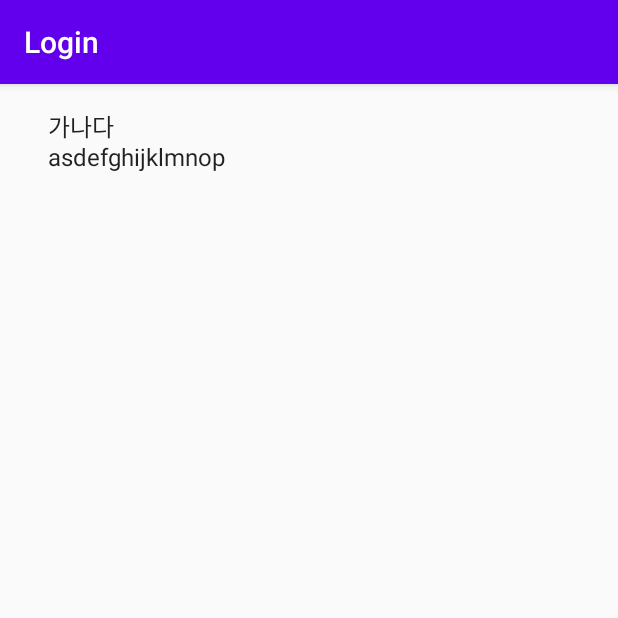
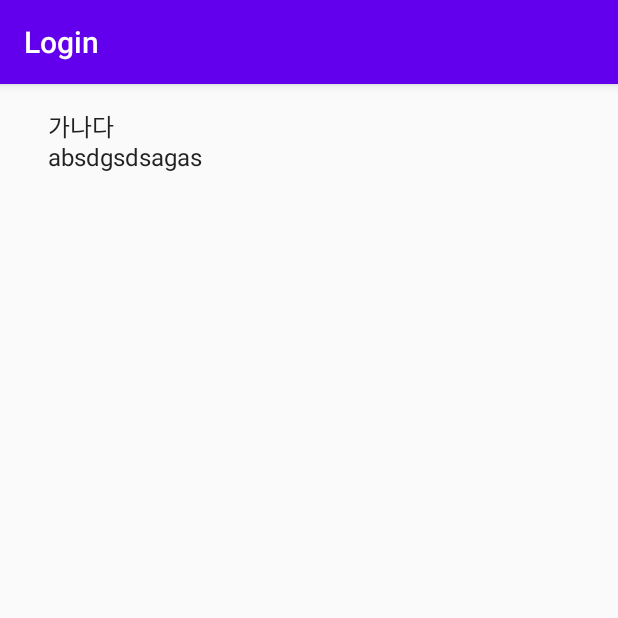
Before and after one commit to withseungryu/BoardApp, an Android app: the BoardActivity screen opened directly, with no data from a screen before it, on a phone screen of 412 x 824 dp, the top half of it. Run offline under Robolectric (Android 15) with nearby library versions, the phone set to English and light mode, and no system bars.

Commit message:
test commit

```diff
--- a/Android/Login/app/src/main/java/com/example/login/Board/BoardActivity.kt
+++ b/Android/Login/app/src/main/java/com/example/login/Board/BoardActivity.kt
@@ -57,7 +57,7 @@ class BoardActivity : AppCompatActivity() {
         })
 
 
-        dummyBoard.add(BoardRecyclerViewItem("가나다","asdefghijklmnop"))
+        dummyBoard.add(BoardRecyclerViewItem("가나다","absdgsdsagas"))
         mBoardListFragment!!.setBoard(dummyBoard)
 
         new_button.setOnClickListener(object: View.OnClickListener {
```
